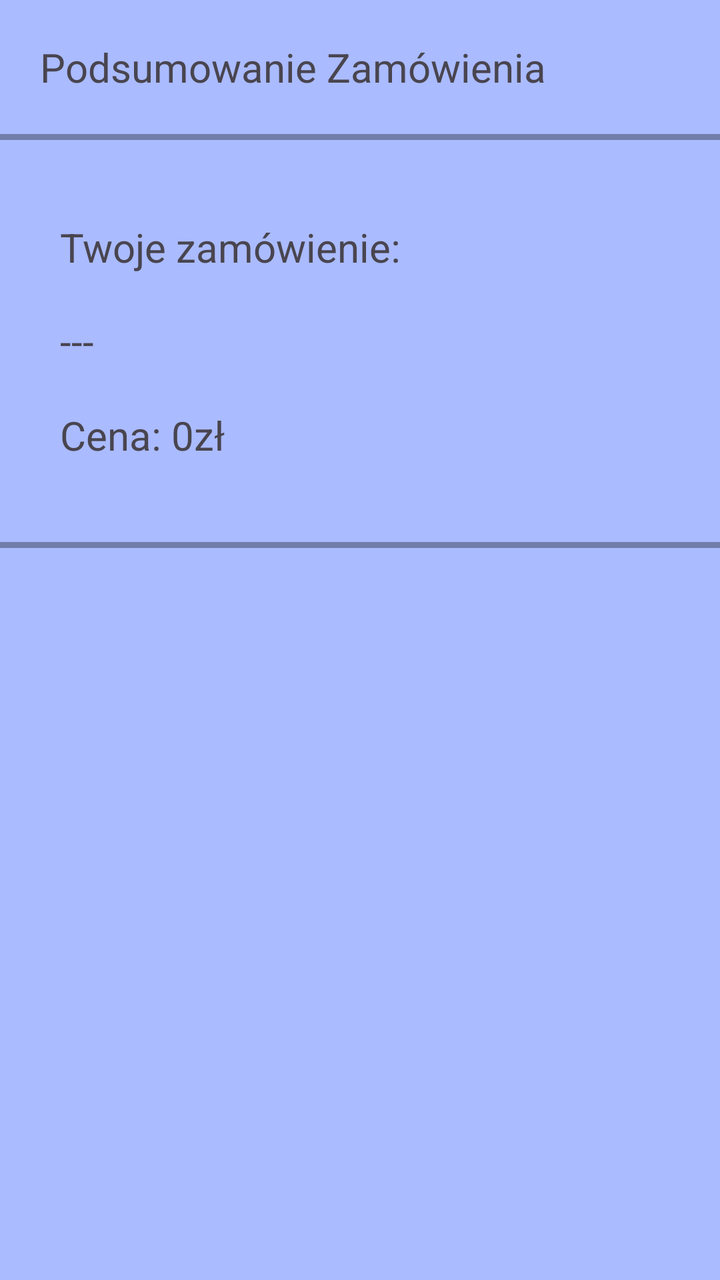
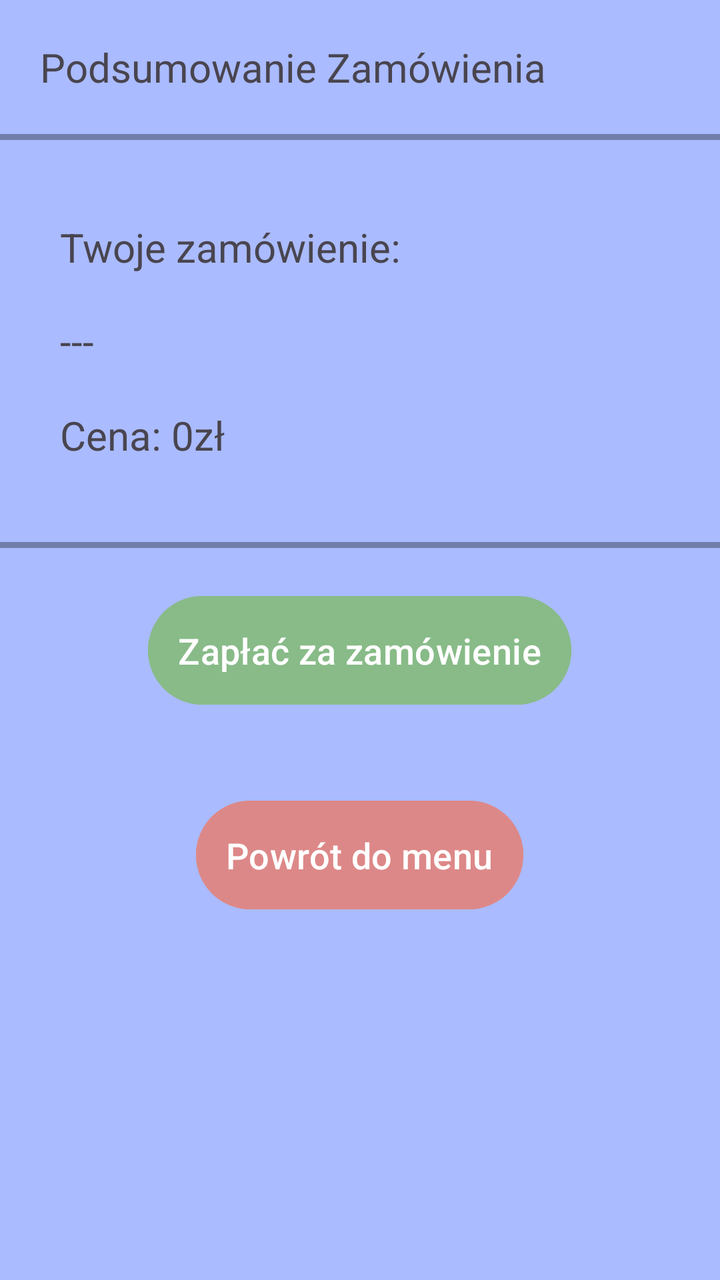

The first picture is an Android layout as it rendered before a commit; the second is the same layout after the commit. The layout source and the unified diff follow.
<!-- AndroidManifest.xml: application theme Theme.PKT -->
<!-- res/layout/fragment_summary.xml -->
<?xml version="1.0" encoding="utf-8"?>
<LinearLayout xmlns:android="http://schemas.android.com/apk/res/android"
    xmlns:tools="http://schemas.android.com/tools"
    android:layout_width="match_parent"
    android:layout_height="match_parent"
    tools:context=".ui.SummaryFragment"
    android:background="@color/backgroundColor1"
    android:orientation="vertical">

    <TextView
        android:layout_width="match_parent"
        android:layout_height="wrap_content"
        android:text="Podsumowanie Zamówienia"
        android:textSize="20sp"
        android:layout_margin="20dp"/>

    <FrameLayout
        android:layout_width="match_parent"
        android:layout_height="3dp"
        android:background="@color/separatorColor"/>

    <LinearLayout
        android:layout_width="match_parent"
        android:layout_height="wrap_content"
        android:layout_margin="20dp"
        android:orientation="vertical"
        android:paddingVertical="10dp"
        android:padding="10dp"
        tools:ignore="UselessParent">

        <TextView
            android:layout_width="match_parent"
            android:layout_height="wrap_content"
            android:text="Twoje zamówienie:"
            android:textSize="20sp"
            android:layout_marginVertical="10dp"/>

        <TextView
            android:id="@+id/displayOrder"
            android:layout_width="match_parent"
            android:layout_height="wrap_content"
            android:text="---"
            android:textSize="20sp"
            android:layout_marginVertical="10dp"/>

        <TextView
            android:id="@+id/displayPrice"
            android:layout_width="match_parent"
            android:layout_height="wrap_content"
            android:text="Cena: 0zł"
            android:textSize="20sp"
            android:layout_marginVertical="10dp"/>


    </LinearLayout>

    <FrameLayout
        android:layout_width="match_parent"
        android:layout_height="3dp"
        android:background="@color/separatorColor"/>



</LinearLayout>
<!-- resources referenced by this layout -->
<resources>
  <color name="backgroundColor1">#aabbff</color>
  <color name="separatorColor">#55000000</color>
  <style name="Theme.PKT" parent="Base.Theme.PKT" />
  <style name="Base.Theme.PKT" parent="Theme.Material3.DayNight.NoActionBar">
          
          
      </style>
</resources>

<!-- the commit's change to res/layout/fragment_summary.xml (unified diff, before → after) -->
@@ -60,5 +60,29 @@
         android:background="@color/separatorColor"/>
 
 
+    <Button
+        android:id="@+id/submitOrder"
+        android:layout_width="wrap_content"
+        android:layout_height="wrap_content"
+        android:layout_gravity="center"
+        android:text="Zapłać za zamówienie"
+        android:textSize="18sp"
+        android:layout_margin="20dp"
+        android:padding="15dp"
+        android:backgroundTint="#88bb88"/>
+
+
+    <Button
+        android:id="@+id/cancelOrder"
+        android:layout_width="wrap_content"
+        android:layout_height="wrap_content"
+        android:layout_gravity="center"
+        android:text="Powrót do menu"
+        android:textSize="18sp"
+        android:layout_margin="20dp"
+        android:padding="15dp"
+        android:backgroundTint="#dd8888"/>
+
+
 
 </LinearLayout>
